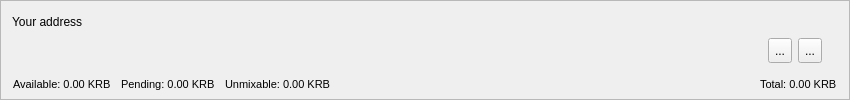
Old version of the form src/gui/ui/accountframe.ui in the repository cryptonotefoundation/cryptonotewallet.
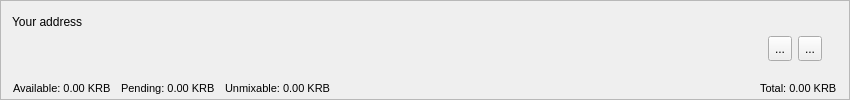
New version of the form. Icons and pictures are not drawn.

Commit message: Align to bottom all balances properly

What changed in the file:
```diff
--- a/src/gui/ui/accountframe.ui
+++ b/src/gui/ui/accountframe.ui
@@ -35,6 +35,9 @@
    <number>0</number>
   </property>
   <layout class="QVBoxLayout" name="verticalLayout">
+   <property name="spacing">
+    <number>4</number>
+   </property>
    <item>
     <layout class="QHBoxLayout" name="horizontalLayout_2">
      <item>
@@ -191,6 +194,18 @@
    </item>
    <item>
     <widget class="QFrame" name="m_accountBalances">
+     <property name="minimumSize">
+      <size>
+       <width>0</width>
+       <height>30</height>
+      </size>
+     </property>
+     <property name="baseSize">
+      <size>
+       <width>0</width>
+       <height>40</height>
+      </size>
+     </property>
      <layout class="QHBoxLayout" name="horizontalLayout_3">
       <property name="spacing">
        <number>0</number>
@@ -215,13 +230,13 @@
         <property name="minimumSize">
          <size>
           <width>0</width>
-          <height>24</height>
+          <height>30</height>
          </size>
         </property>
         <property name="maximumSize">
          <size>
           <width>16777215</width>
-          <height>24</height>
+          <height>30</height>
          </size>
         </property>
         <property name="baseSize">
@@ -275,13 +290,13 @@
         <property name="minimumSize">
          <size>
           <width>0</width>
-          <height>24</height>
+          <height>30</height>
          </size>
         </property>
         <property name="maximumSize">
          <size>
           <width>16777215</width>
-          <height>24</height>
+          <height>30</height>
          </size>
         </property>
         <property name="baseSize">
@@ -335,13 +350,13 @@
         <property name="minimumSize">
          <size>
           <width>0</width>
-          <height>24</height>
+          <height>30</height>
          </size>
         </property>
         <property name="maximumSize">
          <size>
           <width>16777215</width>
-          <height>24</height>
+          <height>30</height>
          </size>
         </property>
         <property name="baseSize">
@@ -392,13 +407,13 @@
         <property name="minimumSize">
          <size>
           <width>0</width>
-          <height>24</height>
+          <height>30</height>
          </size>
         </property>
         <property name="maximumSize">
          <size>
           <width>16777215</width>
-          <height>24</height>
+          <height>30</height>
          </size>
         </property>
         <property name="baseSize">
```
Left out of the diff: 8 changed lines with no effect on the pictures. The commit also changes 1 other file.
